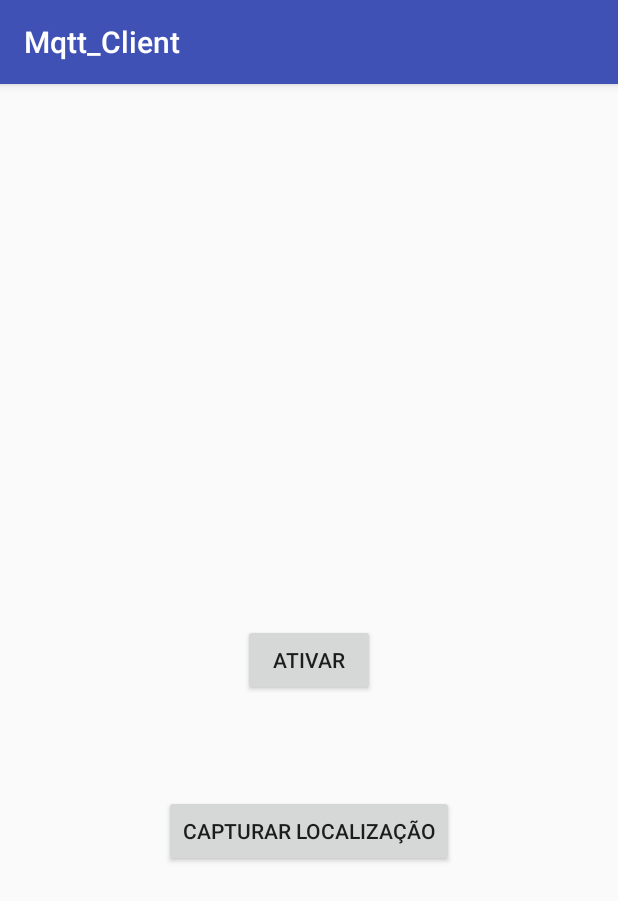
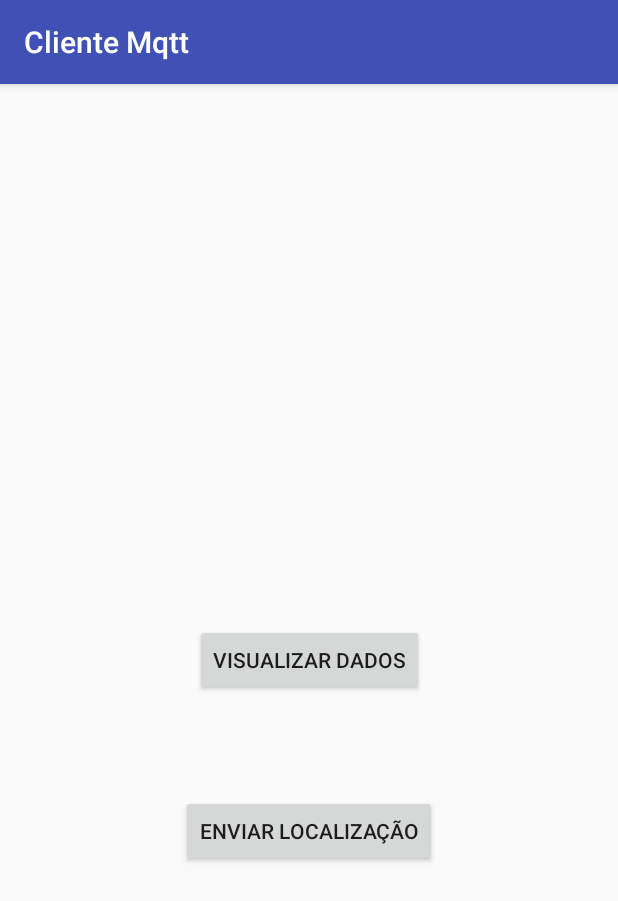
Before and after one commit to firebird-t/se_mqtt_client, an Android app: the screen it shows after launch (MainActivity), on a phone screen of 412 x 824 dp. Shown: the top 901 px of the screen. Run offline under Robolectric (Android 15) with nearby library versions, the phone set to English and light mode, and no system bars; libraries missing offline, so code that uses them is left out: org.eclipse.paho.

Commit message:
gráficos

```diff
--- a/app/src/main/java/com/leonardo/mqtt_client/MainActivity.java
+++ b/app/src/main/java/com/leonardo/mqtt_client/MainActivity.java
@@ -1,8 +1,11 @@
 package com.leonardo.mqtt_client;
 
+import android.content.Intent;
 import android.support.v7.app.AppCompatActivity;
 import android.os.Bundle;
 import android.util.Log;
+import android.view.View;
+import android.widget.Button;
 import android.widget.TextView;
 
 import org.eclipse.paho.client.mqttv3.IMqttDeliveryToken;
@@ -11,41 +14,32 @@ import org.eclipse.paho.client.mqttv3.MqttMessage;
 
 public class MainActivity extends AppCompatActivity {
 
-    MqttClient mqttHelper;
+    Button bt1, bt2;
 
-    TextView dataReceived;
     @Override
     protected void onCreate(Bundle savedInstanceState) {
         super.onCreate(savedInstanceState);
         setContentView(R.layout.activity_main);
-    }
 
-    private void startMqtt() {
-        //Cria instância da classe
-        mqttHelper = new MqttClient(getApplicationContext());
+        bt1 = (Button) findViewById(R.id.bt1);
+        bt2 = (Button) findViewById(R.id.bt2);
 
-        //Configura métodos de callback
-        mqttHelper.setCallback(new MqttCallbackExtended() {
+
+        //Activity com dados dos sensores
+        bt1.setOnClickListener(new View.OnClickListener() {
             @Override
-            public void connectComplete(boolean b, String s) {
+            public void onClick(View v) {
+                Intent it = new Intent(MainActivity.this, Main2Activity.class);
+                startActivity(it);
+            }
+        });
 
-            }
-
+        bt2.setOnClickListener(new View.OnClickListener() {
             @Override
-            public void connectionLost(Throwable throwable) {
-
-            }
-
-            @Override
-            public void messageArrived(String topic, MqttMessage mqttMessage) throws Exception {
-                Log.w("Debug", mqttMessage.toString());
-                dataReceived.setText(mqttMessage.toString());
-            }
-
-            @Override
-            public void deliveryComplete(IMqttDeliveryToken iMqttDeliveryToken) {
+            public void onClick(View v) {
 
             }
         });
     }
+
 }
--- a/app/src/main/res/layout/activity_main.xml
+++ b/app/src/main/res/layout/activity_main.xml
@@ -7,20 +7,20 @@
     tools:context=".MainActivity">
 
     <Button
-        android:id="@+id/button"
+        android:id="@+id/bt2"
         android:layout_width="wrap_content"
         android:layout_height="wrap_content"
         android:layout_marginTop="66dp"
-        android:text="Capturar Localização"
+        android:text="Enviar Localização"
         app:layout_constraintEnd_toEndOf="parent"
         app:layout_constraintStart_toStartOf="parent"
-        app:layout_constraintTop_toBottomOf="@+id/button2" />
+        app:layout_constraintTop_toBottomOf="@+id/bt1" />
 
     <Button
-        android:id="@+id/button2"
+        android:id="@+id/bt1"
         android:layout_width="wrap_content"
-        android:layout_height="wrap_content"
-        android:text="Ativar"
+        android:layout_height="48dp"
+        android:text="Visualizar Dados"
         app:layout_constraintBottom_toBottomOf="parent"
         app:layout_constraintEnd_toEndOf="parent"
         app:layout_constraintStart_toStartOf="parent"
--- /dev/null
+++ b/app/src/main/res/values/dimens.xml
@@ -0,0 +1,3 @@
+<resources>
+    <dimen name="fab_margin">16dp</dimen>
+</resources>
--- a/app/src/main/res/values/strings.xml
+++ b/app/src/main/res/values/strings.xml
@@ -1,3 +1,4 @@
 <resources>
-    <string name="app_name">Mqtt_Client</string>
+    <string name="app_name">Cliente Mqtt</string>
+    <string name="title_activity_main2">Main2Activity</string>
 </resources>
```
Also changed, not shown: app/build.gradle (+17 -0 lines), app/src/main/AndroidManifest.xml (+8 -2 lines), app/src/main/java/com/leonardo/mqtt_client/Chart.java (added, +139 -0 lines), app/src/main/java/com/leonardo/mqtt_client/Main2Activity.java (added, +52 -0 lines), app/src/main/res/layout/activity_main2.xml (added, +19 -0 lines), app/src/main/res/values/styles.xml (+9 -0 lines), build.gradle (+10 -0 lines).
